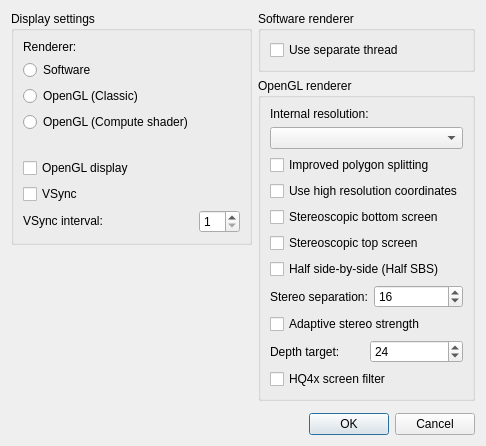
This is src/frontend/qt_sdl/VideoSettingsDialog.ui in ChristopherCarson/melonDS as Qt 5 draws it before an edit. The edited form follows.
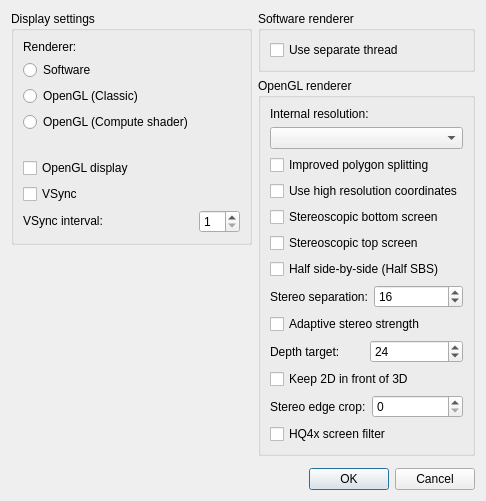
This is the edited form.

What changed in the file:
```diff
--- a/src/frontend/qt_sdl/VideoSettingsDialog.ui
+++ b/src/frontend/qt_sdl/VideoSettingsDialog.ui
@@ -107,7 +107,7 @@
         </item>
        </layout>
       </item>
-      <item row="10" column="0">
+      <item row="12" column="0">
        <widget class="QCheckBox" name="cbHQ4x">
         <property name="toolTip">
          <string>Smooth the entire displayed image, including 3D, using the Android-style HQ4x filter.</string>
@@ -164,6 +164,43 @@
         </item>
        </layout>
       </item>
+      <item row="10" column="0">
+       <widget class="QCheckBox" name="cbStereoKeep2DInFront">
+        <property name="toolTip">
+         <string>Push the 3D scene back when it comes close to the camera (for example, zoomed-in dialogue) so that flat 2D elements like text boxes stay in front of it.</string>
+        </property>
+        <property name="text">
+         <string>Keep 2D in front of 3D</string>
+        </property>
+       </widget>
+      </item>
+      <item row="11" column="0">
+       <layout class="QHBoxLayout" name="stereoEdgeCropLayout">
+        <item>
+         <widget class="QLabel" name="labelStereoEdgeCrop">
+          <property name="text">
+           <string>Stereo edge crop:</string>
+          </property>
+         </widget>
+        </item>
+        <item>
+         <widget class="QSpinBox" name="sbStereoEdgeCrop">
+          <property name="toolTip">
+           <string>Black out this many native DS pixel columns on both side edges of each eye view to hide areas the stereo shift leaves without scene content.</string>
+          </property>
+          <property name="minimum">
+           <number>0</number>
+          </property>
+          <property name="maximum">
+           <number>64</number>
+          </property>
+          <property name="value">
+           <number>0</number>
+          </property>
+         </widget>
+        </item>
+       </layout>
+      </item>
      </layout>
     </widget>
    </item>
```
